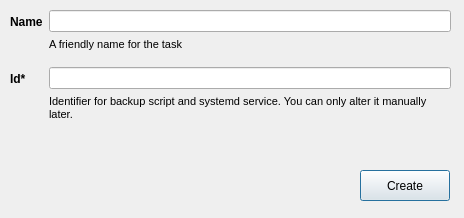
Above: App/newbackuptaskdialog.ui from otsakir/lisa-backup before the change. Below: the same form after it.
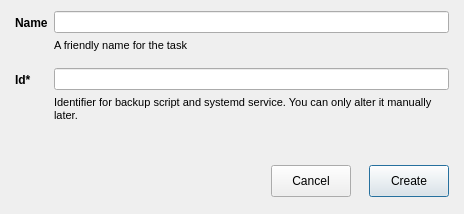
That is the form after the change.

Commit message:
Improve new task dialog flow
First show dialog, _then_ ask what to do with existing task.

Diff of the .ui file:
```diff
--- a/App/newbackuptaskdialog.ui
+++ b/App/newbackuptaskdialog.ui
@@ -7,34 +7,23 @@
     <x>0</x>
     <y>0</y>
     <width>464</width>
-    <height>218</height>
+    <height>214</height>
    </rect>
   </property>
   <property name="windowTitle">
    <string>New Backup Task</string>
   </property>
-  <widget class="QPushButton" name="pushButtonCreate">
-   <property name="geometry">
-    <rect>
-     <x>360</x>
-     <y>170</y>
-     <width>90</width>
-     <height>31</height>
-    </rect>
+  <layout class="QVBoxLayout" name="verticalLayout_3">
+   <property name="leftMargin">
+    <number>15</number>
    </property>
-   <property name="text">
-    <string>Create</string>
+   <property name="rightMargin">
+    <number>15</number>
    </property>
-  </widget>
-  <widget class="QWidget" name="layoutWidget">
-   <property name="geometry">
-    <rect>
-     <x>10</x>
-     <y>10</y>
-     <width>441</width>
-     <height>151</height>
-    </rect>
+   <property name="bottomMargin">
+    <number>15</number>
    </property>
+   <item>
    <layout class="QFormLayout" name="formLayout">
     <property name="sizeConstraint">
      <enum>QLayout::SetDefaultConstraint</enum>
@@ -129,7 +118,72 @@
      </layout>
     </item>
    </layout>
-  </widget>
+   </item>
+   <item>
+    <layout class="QHBoxLayout" name="horizontalLayout">
+     <property name="spacing">
+      <number>18</number>
+     </property>
+     <property name="bottomMargin">
+      <number>2</number>
+     </property>
+     <item>
+      <spacer name="horizontalSpacer">
+       <property name="orientation">
+        <enum>Qt::Horizontal</enum>
+       </property>
+       <property name="sizeHint" stdset="0">
+        <size>
+         <width>40</width>
+         <height>20</height>
+        </size>
+       </property>
+      </spacer>
+     </item>
+     <item>
+      <widget class="QPushButton" name="pushButton">
+       <property name="minimumSize">
+        <size>
+         <width>0</width>
+         <height>32</height>
+        </size>
+       </property>
+       <property name="text">
+        <string>Cancel</string>
+       </property>
+       <property name="autoDefault">
+        <bool>false</bool>
+       </property>
+      </widget>
+     </item>
+     <item>
+      <widget class="QPushButton" name="pushButtonCreate">
+       <property name="sizePolicy">
+        <sizepolicy hsizetype="Minimum" vsizetype="Fixed">
+         <horstretch>0</horstretch>
+         <verstretch>0</verstretch>
+        </sizepolicy>
+       </property>
+       <property name="minimumSize">
+        <size>
+         <width>0</width>
+         <height>32</height>
+        </size>
+       </property>
+       <property name="text">
+        <string>Create</string>
+       </property>
+       <property name="autoDefault">
+        <bool>false</bool>
+       </property>
+       <property name="default">
+        <bool>true</bool>
+       </property>
+      </widget>
+     </item>
+    </layout>
+   </item>
+  </layout>
  </widget>
  <resources/>
  <connections/>
```
Lines whose indentation alone changed are shown as unchanged. The commit also changes 3 other files.
